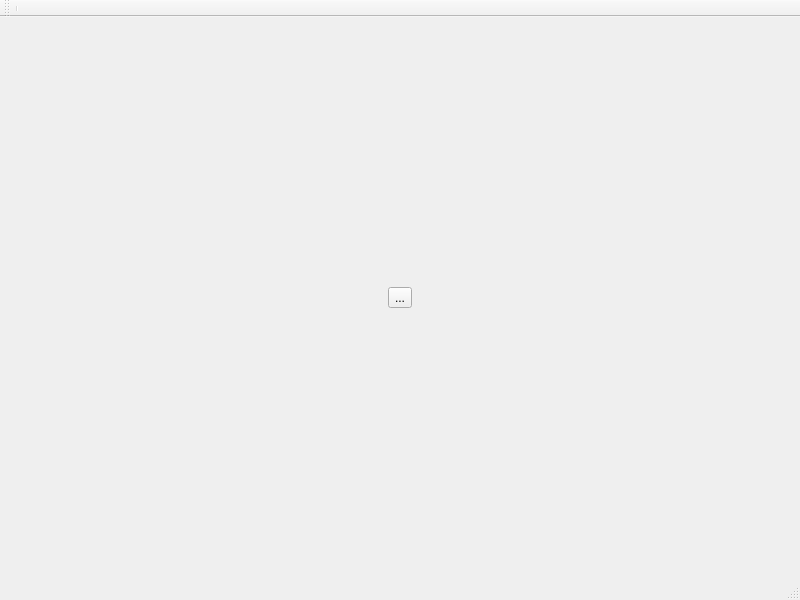
Qt form settingsmainwindow.ui (2042Third/pdmQt) before a commit.
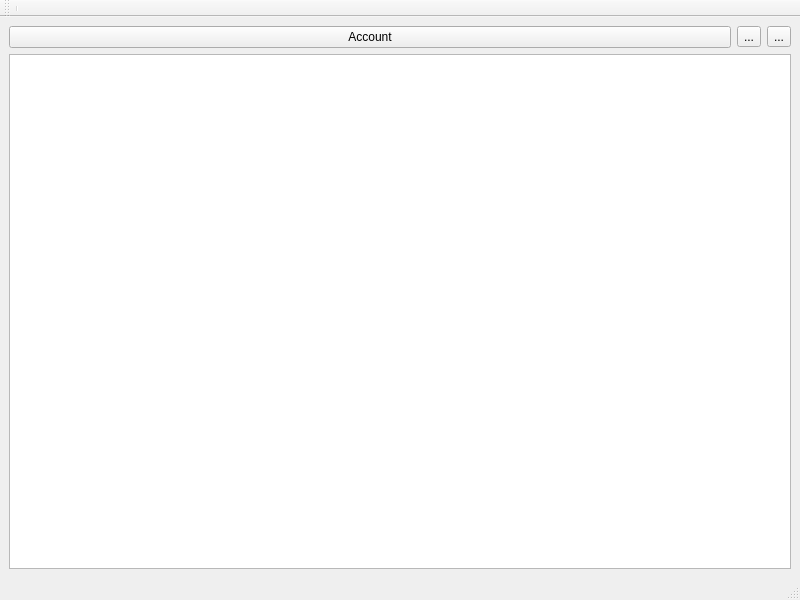
The same form after that commit.

Commit message: Settings Layout

```diff
--- a/settingsmainwindow.ui
+++ b/settingsmainwindow.ui
@@ -15,13 +15,30 @@
   </property>
   <widget class="QWidget" name="centralwidget">
    <layout class="QGridLayout" name="gridLayout">
-    <item row="0" column="1">
+    <item row="1" column="1" colspan="3">
+     <widget class="QListView" name="listView"/>
+    </item>
+    <item row="0" column="3">
      <widget class="QToolButton" name="toolButton">
       <property name="text">
        <string>...</string>
       </property>
      </widget>
     </item>
+    <item row="0" column="1">
+     <widget class="QPushButton" name="settingAccountButton">
+      <property name="text">
+       <string>Account</string>
+      </property>
+     </widget>
+    </item>
+    <item row="0" column="2">
+     <widget class="QToolButton" name="toolButton_2">
+      <property name="text">
+       <string>...</string>
+      </property>
+     </widget>
+    </item>
    </layout>
   </widget>
   <widget class="QStatusBar" name="statusbar"/>
```
The commit also changes 1 other file.
